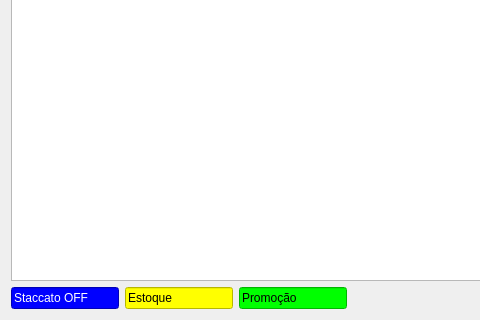
Qt form ui/searchdialog.ui (darktorres/ERP-STACCATO) before a commit; both pictures show x 0 to 480 and y 152 to 472 of the 979 by 472 pixel window.
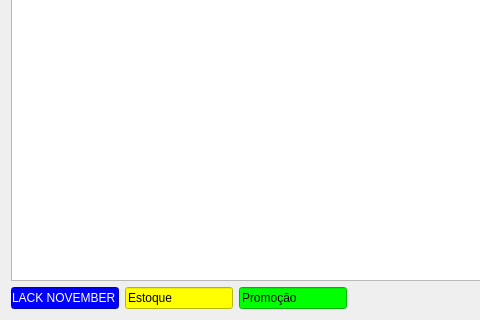
The same form after that commit. Custom widgets are drawn as their Qt base class.

Commit message: Alterações para "BLACK NOVEMBER"

```diff
--- a/ui/searchdialog.ui
+++ b/ui/searchdialog.ui
@@ -48,7 +48,7 @@
 color: rgb(255, 255, 255);</string>
        </property>
        <property name="text">
-        <string>Staccato OFF</string>
+        <string>BLACK NOVEMBER</string>
        </property>
        <property name="readOnly">
         <bool>true</bool>
```
The commit also changes 6 other files.
